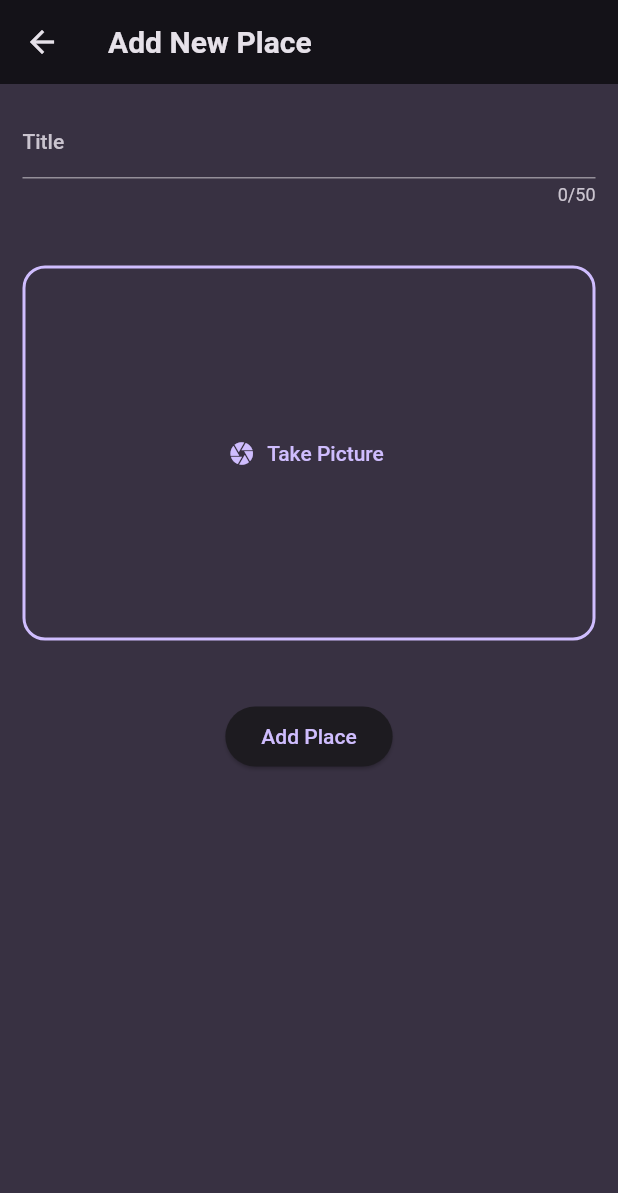
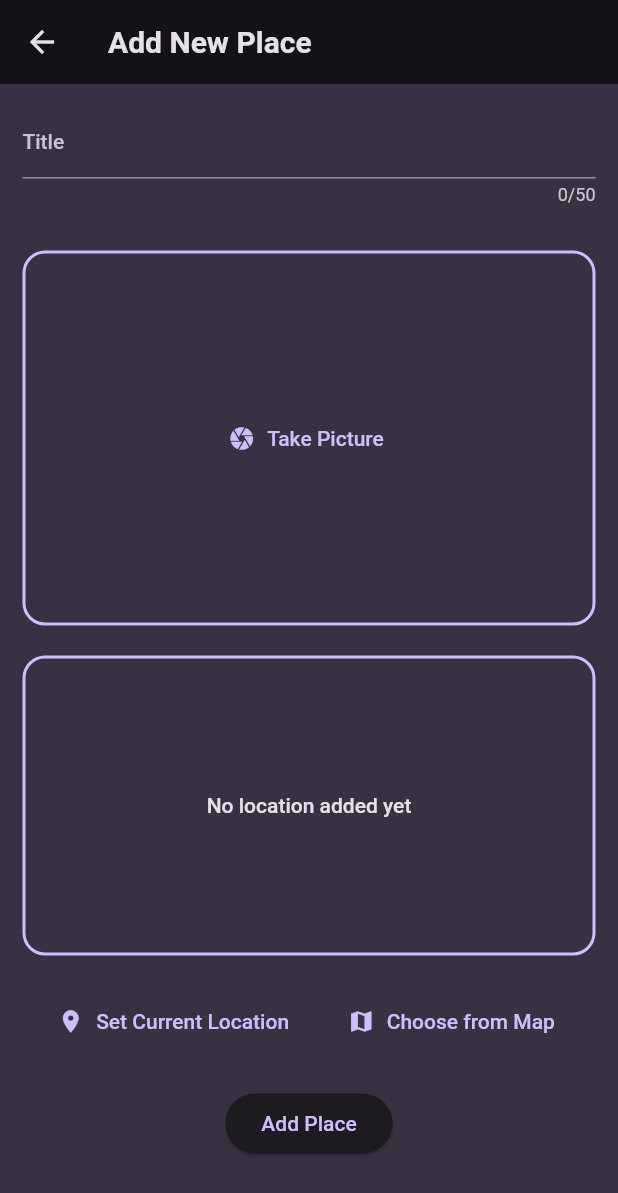
Before and after one commit to Indranilsen2005/Favourite_Places_App, a Flutter app: the AddPlacesScreen screen opened directly, on a phone screen of 412 x 824 dp. Shown: the top 1193 px of the screen. Run offline on Flutter 3.47's test engine with Material 2 defaults, Android fonts, the phone set to English and light mode, and no system bars; our stand-ins replace flutter_riverpod, google_fonts, image_picker.

Commit message:
Added third party package location and updated the add details screen to add location of favourite place

```diff
--- a/lib/screens/add_places.dart
+++ b/lib/screens/add_places.dart
@@ -5,6 +5,7 @@ import 'package:flutter_riverpod/flutter_riverpod.dart';
 
 import 'package:favourite_places/widgets/image_input.dart';
 import 'package:favourite_places/providers/user_places.dart';
+import 'package:favourite_places/widgets/location_input.dart';
 
 class AddPlacesScreen extends ConsumerStatefulWidget {
   const AddPlacesScreen({super.key});
@@ -60,13 +61,15 @@ class _AddPlacesScreenState extends ConsumerState<AddPlacesScreen> {
                 ),
               ),
             ),
-            const SizedBox(height: 40),
+            const SizedBox(height: 30),
             ImageInput(
               onPickImage: (image) {
                 _pickedImage = image;
               },
             ),
-            const SizedBox(height: 40),
+            const SizedBox(height: 20),
+            const LocationInput(),
+            const SizedBox(height: 20),
             ElevatedButton(
               onPressed: _addPlace,
               child: const Text('Add Place'),
--- /dev/null
+++ b/lib/widgets/location_input.dart
@@ -0,0 +1,52 @@
+import 'package:flutter/material.dart';
+
+class LocationInput extends StatefulWidget {
+  const LocationInput({super.key});
+
+  @override
+  State<LocationInput> createState() => _LocationInputState();
+}
+
+class _LocationInputState extends State<LocationInput> {
+  @override
+  Widget build(BuildContext context) {
+    return Column(
+      children: [
+        Container(
+          height: 200,
+          width: double.infinity,
+          decoration: BoxDecoration(
+            border: Border.all(
+              width: 2,
+              color: Theme.of(context).colorScheme.primary,
+            ),
+            borderRadius: BorderRadius.circular(15),
+          ),
+          alignment: Alignment.center,
+          child: Text(
+            'No location added yet',
+            style: Theme.of(context).textTheme.bodyLarge!.copyWith(
+                  color: Theme.of(context).colorScheme.onBackground,
+                ),
+          ),
+        ),
+        const SizedBox(height: 20),
+        Row(
+          mainAxisAlignment: MainAxisAlignment.spaceEvenly,
+          children: [
+            TextButton.icon(
+              onPressed: () {},
+              icon: const Icon(Icons.location_on),
+              label: const Text('Set Current Location'),
+            ),
+            TextButton.icon(
+              onPressed: () {},
+              icon: const Icon(Icons.map),
+              label: const Text('Choose from Map'),
+            ),
+          ],
+        )
+      ],
+    );
+  }
+}
--- a/pubspec.yaml
+++ b/pubspec.yaml
@@ -39,6 +39,7 @@ dependencies:
   uuid: ^3.0.7
   flutter_riverpod: ^2.3.6
   image_picker: ^1.0.2
+  location: ^5.0.2+1
 
 dev_dependencies:
   flutter_test:
```
Also changed, not shown: pubspec.lock, 1 other file.
